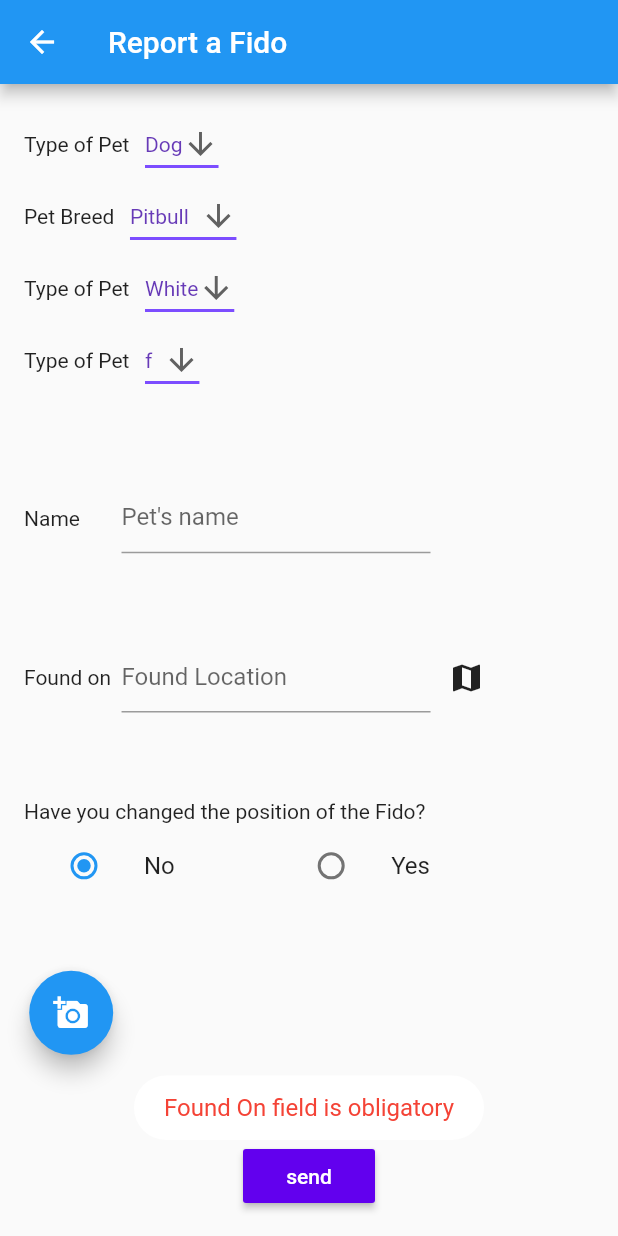
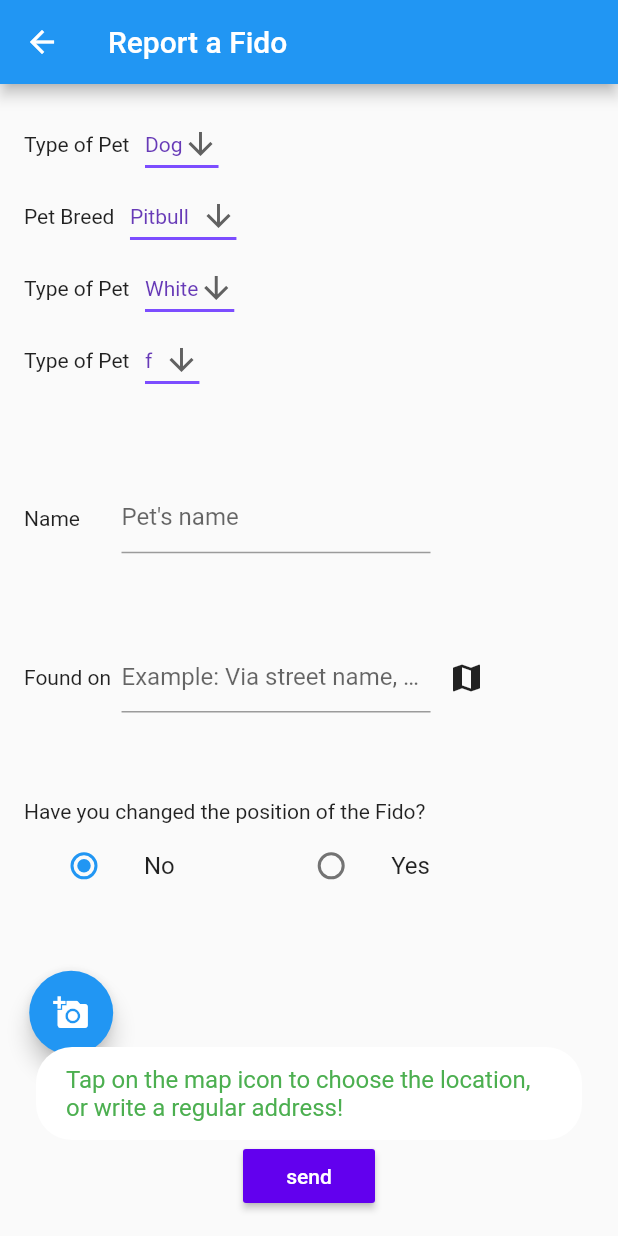
Before and after one commit to Krosulhah/fidoWasHere, a Flutter app: the ReportPetPage screen opened directly, after a tap on "send", on a phone screen of 412 x 824 dp. Run offline on Flutter 3.47's test engine with Material 2 defaults, Android fonts, the phone set to English and light mode, and no system bars; our stand-ins replace fluttertoast, font_awesome_flutter, geocoding, geolocator, google_maps_flutter, image_picker; missing offline and left inert: dart:html, flutter_facebook_login, flutter_session, postgres.

Commit message:
Updated Report Page

```diff
--- a/lib/reportPet.dart
+++ b/lib/reportPet.dart
@@ -7,6 +7,7 @@ import 'home.dart';
 import 'Model/reportPetData.dart';
 import 'mapsUsage.dart';
 import 'package:fluttertoast/fluttertoast.dart';
+import 'package:geocoding/geocoding.dart';
 
 /**modifica
  *
@@ -205,19 +206,13 @@ class _ReportPetPageState extends State<ReportPetPage> {
                 MaterialPageRoute(builder: (context) => Home()),
               ) */
 
-          onPressed: () {
+          onPressed: () async {
             myData.setName(controllerName.text);
             myData.setBroughtLocation(broughtTo.text);
             myData.setContactInfo(controllerContact.text);
-            if (foundOn.text == "") {
-              Fluttertoast.showToast(
-                  msg: "Found On field is obligatory",
-                  toastLength: Toast.LENGTH_LONG,
-                  gravity: ToastGravity.BOTTOM,
-                  timeInSecForIosWeb: 3,
-                  fontSize: 16.0,
-                  textColor: Colors.red,
-                  backgroundColor: Colors.white);
+            bool checkUserAddress = await _checkUserAddress(foundOn.text);
+            if (checkUserAddress == false) {
+              return;
             } else if (_image == null) {
               Fluttertoast.showToast(
                   msg: "A photo of the FIDO is obligatory",
@@ -476,6 +471,43 @@ class _ReportPetPageState extends State<ReportPetPage> {
     );
   }
 
+  Future<bool> _checkUserAddress(String address) async {
+    var latitude;
+    var longitude;
+    if (address != "") {
+      try {
+        List<Location> locations = await locationFromAddress(address);
+        latitude = locations[0].latitude;
+        longitude = locations[0].longitude;
+      } catch (e) {
+        print(e);
+        Fluttertoast.showToast(
+            msg: "This address does not exit. Try putting another!",
+            toastLength: Toast.LENGTH_LONG,
+            gravity: ToastGravity.BOTTOM,
+            timeInSecForIosWeb: 3,
+            fontSize: 16.0,
+            textColor: Colors.red,
+            backgroundColor: Colors.white);
+        return false;
+      }
+
+      return true;
+    } else if (address == "") {
+      Fluttertoast.showToast(
+          msg:
+              "Tap on the map icon to choose the location, or write a regular address!",
+          toastLength: Toast.LENGTH_LONG,
+          gravity: ToastGravity.BOTTOM,
+          timeInSecForIosWeb: 3,
+          fontSize: 16.0,
+          textColor: Colors.green,
+          backgroundColor: Colors.white);
+      return false;
+    }
+    return false;
+  }
+
   Widget _buildFoundOn() {
     return Column(children: [
       Row(
@@ -487,7 +519,8 @@ class _ReportPetPageState extends State<ReportPetPage> {
             child: TextField(
               controller: foundOn,
               decoration: new InputDecoration(
-                hintText: "Found Location ",
+                hintText:
+                    "Example: Via street name, number, city, province, state",
               ),
             ),
           ),
@@ -498,8 +531,9 @@ class _ReportPetPageState extends State<ReportPetPage> {
                   context,
                   MaterialPageRoute(
                     builder: (context) => MapsUsage(
-                        //replace by New Contact Screen
-                        ),
+                      userAddress: foundOn.text,
+                      //replace by New Contact Screen
+                    ),
                   ));
               setState(() {
                 foundOn.text = result;
@@ -523,7 +557,8 @@ class _ReportPetPageState extends State<ReportPetPage> {
             child: TextField(
               controller: broughtTo,
               decoration: new InputDecoration(
-                hintText: "Brought to Location",
+                hintText:
+                    "Example: Via street name, number, city, province, state",
               ),
             ),
           ),
@@ -534,8 +569,9 @@ class _ReportPetPageState extends State<ReportPetPage> {
                   context,
                   MaterialPageRoute(
                     builder: (context) => MapsUsage(
-                        //replace by New Contact Screen
-                        ),
+                      userAddress: broughtTo.text,
+                      //replace by New Contact Screen
+                    ),
                   ));
               setState(() {
                 broughtTo.text = result;
```
Also changed, not shown: lib/main.dart (+23 -33 lines), lib/mapsUsage.dart (+39 -0 lines).
